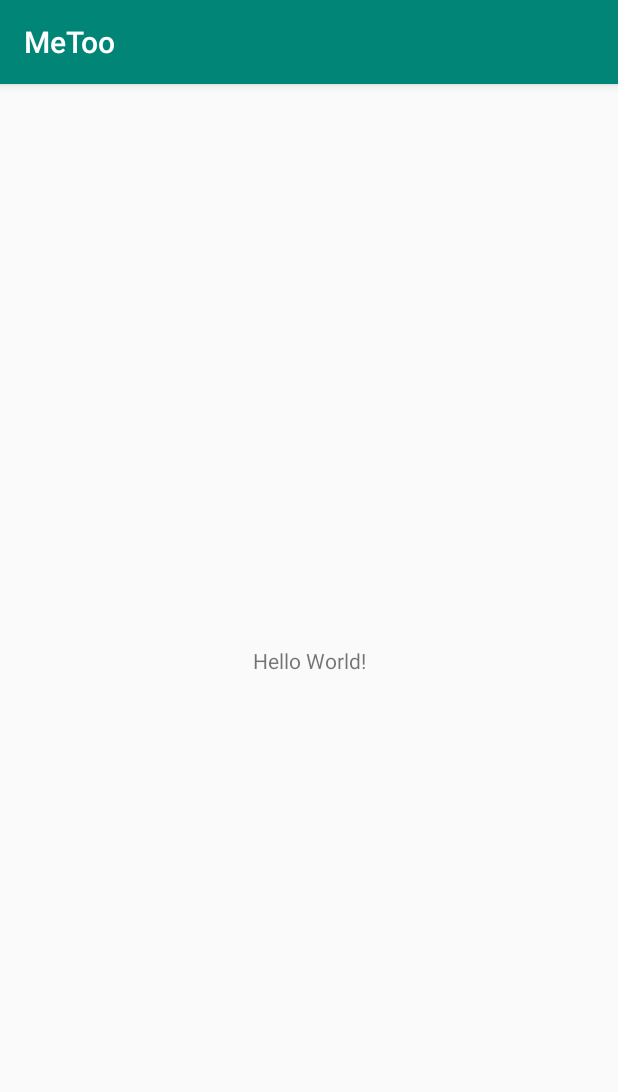
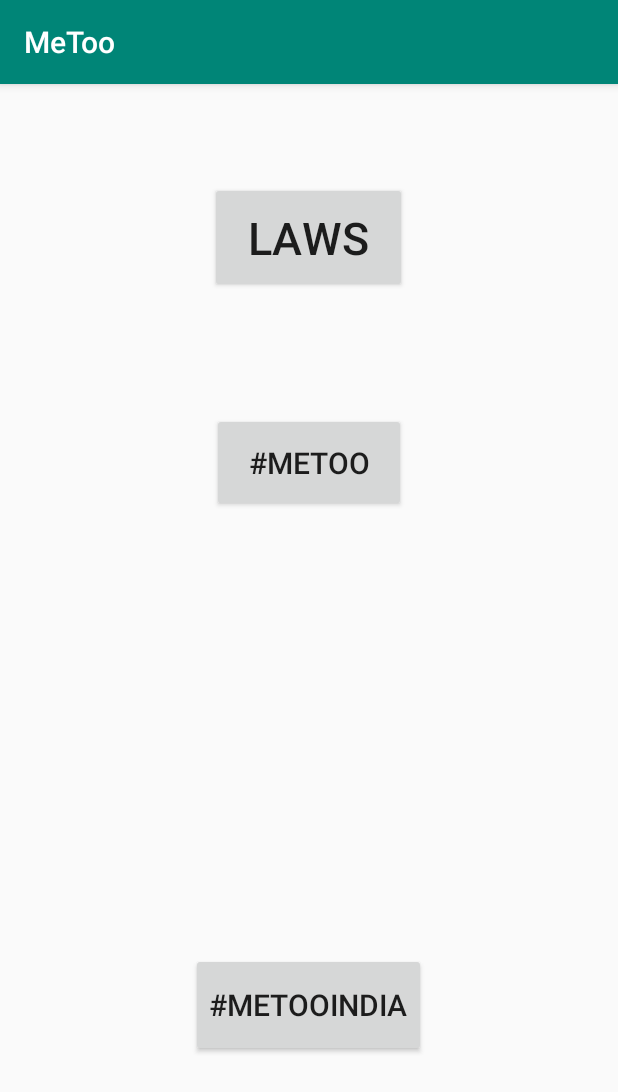
Before and after one commit to shaurya1994/MeToo, an Android app: the screen it shows after launch (MainActivity), on a phone screen of 412 x 824 dp. Shown: the top 1092 px of the screen. Run offline under Robolectric (Android 15) with nearby library versions, the light colour scheme and no system bars.

Commit message:
Recycler View

```diff
--- /dev/null
+++ b/app/src/main/java/com/example/shauryatrivedi/metoo/Activities/MainActivity.java
@@ -0,0 +1,45 @@
+package com.example.shauryatrivedi.metoo.Activities;
+
+import android.content.Intent;
+import android.support.v7.app.AppCompatActivity;
+import android.os.Bundle;
+import android.view.View;
+import android.widget.Button;
+
+import com.example.shauryatrivedi.metoo.R;
+
+public class MainActivity extends AppCompatActivity {
+
+    Button BtnLaws,BtnMetoo,BtnMetooIndia;
+
+    @Override
+    protected void onCreate(Bundle savedInstanceState) {
+        super.onCreate(savedInstanceState);
+        setContentView(R.layout.activity_main);
+
+        BtnLaws=(Button)findViewById(R.id.btnLaws);
+        BtnMetoo=(Button)findViewById(R.id.btnMeToo);
+        BtnMetooIndia=(Button)findViewById(R.id.btnMeTooIndia);
+
+        BtnLaws.setOnClickListener(new View.OnClickListener() {
+            @Override
+            public void onClick(View view) {
+            startActivity(new Intent(MainActivity.this,LawActivity.class));
+            }
+        });
+
+        BtnMetoo.setOnClickListener(new View.OnClickListener() {
+            @Override
+            public void onClick(View view) {
+
+            }
+        });
+
+        BtnMetooIndia.setOnClickListener(new View.OnClickListener() {
+            @Override
+            public void onClick(View view) {
+
+            }
+        });
+    }
+}
--- a/app/src/main/res/layout/activity_main.xml
+++ b/app/src/main/res/layout/activity_main.xml
@@ -1,18 +1,39 @@
 <?xml version="1.0" encoding="utf-8"?>
-<android.support.constraint.ConstraintLayout xmlns:android="http://schemas.android.com/apk/res/android"
+<RelativeLayout xmlns:android="http://schemas.android.com/apk/res/android"
     xmlns:app="http://schemas.android.com/apk/res-auto"
     xmlns:tools="http://schemas.android.com/tools"
     android:layout_width="match_parent"
     android:layout_height="match_parent"
-    tools:context=".MainActivity">
+    tools:context=".Activities.MainActivity">
 
-    <TextView
+
+    <Button
+        android:id="@+id/btnLaws"
+        android:layout_width="131dp"
+        android:layout_height="74dp"
+        android:layout_alignParentTop="true"
+        android:layout_centerHorizontal="true"
+        android:layout_marginTop="65dp"
+        android:text="Laws"
+        android:textSize="30dp"/>
+
+    <Button
+        android:id="@+id/btnMeToo"
+        android:layout_width="129dp"
+        android:layout_height="66dp"
+        android:layout_alignParentTop="true"
+        android:layout_centerHorizontal="true"
+        android:layout_marginTop="219dp"
+        android:text="#MeToo"
+        android:textSize="20dp"/>
+
+    <Button
+        android:id="@+id/btnMeTooIndia"
         android:layout_width="wrap_content"
-        android:layout_height="wrap_content"
-        android:text="Hello World!"
-        app:layout_constraintBottom_toBottomOf="parent"
-        app:layout_constraintLeft_toLeftOf="parent"
-        app:layout_constraintRight_toRightOf="parent"
-        app:layout_constraintTop_toTopOf="parent" />
-
-</android.support.constraint.ConstraintLayout>
+        android:layout_height="69dp"
+        android:layout_alignParentBottom="true"
+        android:layout_centerHorizontal="true"
+        android:layout_marginBottom="119dp"
+        android:text="#MeTooIndia"
+        android:textSize="20dp" />
+</RelativeLayout>
--- a/app/src/main/res/values/styles.xml
+++ b/app/src/main/res/values/styles.xml
@@ -1,7 +1,7 @@
 <resources>
 
     <!-- Base application theme. -->
-    <style name="AppTheme" parent="Theme.AppCompat.Light.DarkActionBar">
+    <style name="AppTheme" parent="Base.Theme.AppCompat.Light.DarkActionBar">
         <!-- Customize your theme here. -->
         <item name="colorPrimary">@color/colorPrimary</item>
         <item name="colorPrimaryDark">@color/colorPrimaryDark</item>
```
Also changed, not shown: app/build.gradle (+7 -1 lines), app/src/main/AndroidManifest.xml (+10 -1 lines), app/src/main/java/com/example/shauryatrivedi/metoo/Activities/LawActivity.java (added, +143 -0 lines), app/src/main/java/com/example/shauryatrivedi/metoo/Adapters/LawRvAdapter.java (added, +54 -0 lines), app/src/main/java/com/example/shauryatrivedi/metoo/Interface/ApiInterface.java (added, +15 -0 lines), app/src/main/java/com/example/shauryatrivedi/metoo/MainActivity.java (deleted, +0 -13 lines), app/src/main/java/com/example/shauryatrivedi/metoo/Retrofit/ApiClient.java (added, +19 -0 lines), app/src/main/java/com/example/shauryatrivedi/metoo/Retrofit/TweetList.java (added, +38 -0 lines), app/src/main/res/layout/activity_law.xml (added, +16 -0 lines), app/src/main/res/layout/law_card.xml (added, +35 -0 lines).
